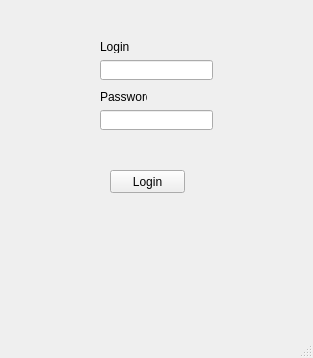
Above: ui/login.ui from oxeekezy/17 before the change. Below: the same form after it.
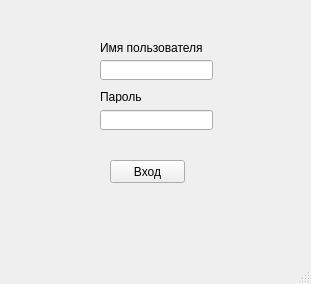
That is the form after the change.

Commit message: Добавлена форма логина

```diff
--- a/ui/login.ui
+++ b/ui/login.ui
@@ -6,8 +6,8 @@
    <rect>
     <x>0</x>
     <y>0</y>
-    <width>313</width>
-    <height>358</height>
+    <width>311</width>
+    <height>284</height>
    </rect>
   </property>
   <property name="windowTitle">
@@ -42,12 +42,12 @@
      <rect>
       <x>100</x>
       <y>40</y>
-      <width>47</width>
-      <height>13</height>
+      <width>111</width>
+      <height>16</height>
      </rect>
     </property>
     <property name="text">
-     <string>Login</string>
+     <string>Имя пользователя</string>
     </property>
    </widget>
    <widget class="QLabel" name="label_2">
@@ -60,20 +60,20 @@
      </rect>
     </property>
     <property name="text">
-     <string>Password</string>
+     <string>Пароль</string>
     </property>
    </widget>
    <widget class="QPushButton" name="loginBtn">
     <property name="geometry">
      <rect>
       <x>110</x>
-      <y>170</y>
+      <y>160</y>
       <width>75</width>
       <height>23</height>
      </rect>
     </property>
     <property name="text">
-     <string>Login</string>
+     <string>Вход</string>
     </property>
    </widget>
   </widget>
```
Left out of the diff: 3 changed lines with no effect on the pictures. The commit also changes 2 other files.
